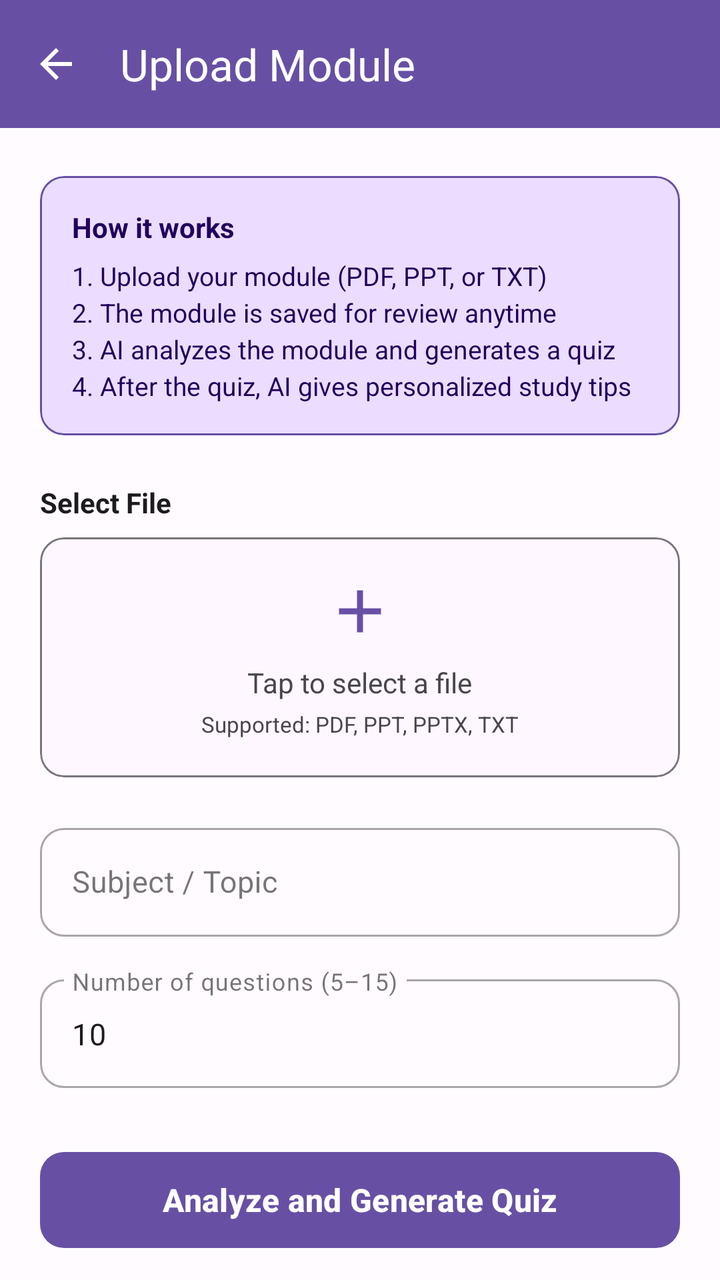
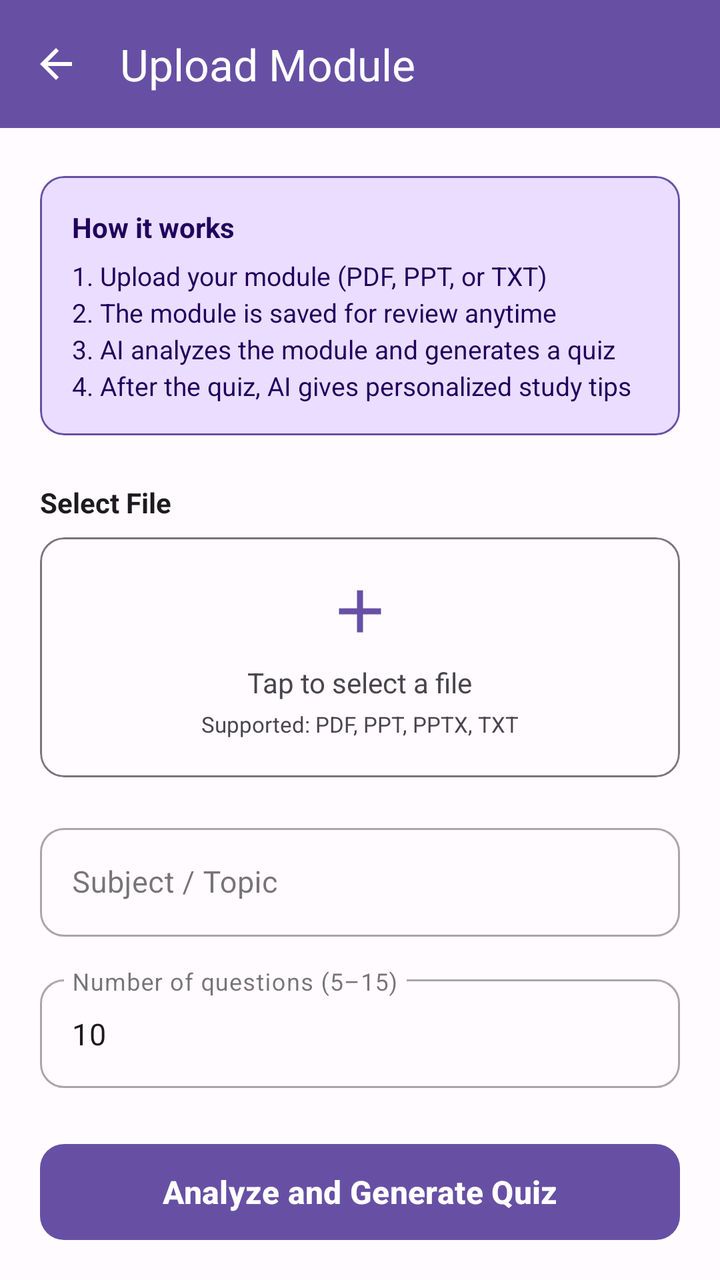

Before-and-after screenshots of an Android layout around one commit, followed by the original layout XML and the change that was made.
<!-- AndroidManifest.xml: application theme Theme.StudySyncproject -->
<!-- res/layout/activity_upload_module.xml -->
<?xml version="1.0" encoding="utf-8"?>
<LinearLayout xmlns:android="http://schemas.android.com/apk/res/android"
    xmlns:app="http://schemas.android.com/apk/res-auto"
    android:layout_width="match_parent"
    android:layout_height="match_parent"
    android:background="@color/background"
    android:orientation="vertical">

    <com.google.android.material.appbar.MaterialToolbar
        android:id="@+id/toolbar"
        android:layout_width="match_parent"
        android:layout_height="?attr/actionBarSize"
        android:background="@color/primary"
        app:navigationIcon="@drawable/ic_arrow_back"
        app:navigationIconTint="@color/on_primary"
        app:title="Upload Module"
        app:titleTextColor="@color/on_primary" />

    <ScrollView
        android:layout_width="match_parent"
        android:layout_height="0dp"
        android:layout_weight="1"
        android:fillViewport="true"
        android:scrollbars="none">

        <LinearLayout
            android:layout_width="match_parent"
            android:layout_height="wrap_content"
            android:orientation="vertical"
            android:paddingHorizontal="20dp"
            android:paddingTop="24dp"
            android:paddingBottom="32dp">

            
            <com.google.android.material.card.MaterialCardView
                android:layout_width="match_parent"
                android:layout_height="wrap_content"
                android:layout_marginBottom="24dp"
                app:cardBackgroundColor="@color/primary_container"
                app:cardCornerRadius="12dp"
                app:cardElevation="0dp"
                app:strokeColor="@color/primary"
                app:strokeWidth="1dp">

                <LinearLayout
                    android:layout_width="match_parent"
                    android:layout_height="wrap_content"
                    android:orientation="vertical"
                    android:padding="16dp">

                    <TextView
                        android:layout_width="wrap_content"
                        android:layout_height="wrap_content"
                        android:layout_marginBottom="6dp"
                        android:text="How it works"
                        android:textColor="@color/on_primary_container"
                        android:textSize="14sp"
                        android:textStyle="bold" />

                    <TextView
                        android:layout_width="wrap_content"
                        android:layout_height="wrap_content"
                        android:lineSpacingExtra="3dp"
                        android:text="1. Upload your module (PDF, PPT, or TXT)\n2. The module is saved for review anytime\n3. AI analyzes the module and generates a quiz\n4. After the quiz, AI gives personalized study tips"
                        android:textColor="@color/on_primary_container"
                        android:textSize="13sp" />
                </LinearLayout>
            </com.google.android.material.card.MaterialCardView>

            
            <TextView
                android:layout_width="wrap_content"
                android:layout_height="wrap_content"
                android:layout_marginBottom="8dp"
                android:text="Select File"
                android:textColor="@color/text_primary"
                android:textSize="14sp"
                android:textStyle="bold" />

            <com.google.android.material.card.MaterialCardView
                android:id="@+id/card_pick_file"
                android:layout_width="match_parent"
                android:layout_height="120dp"
                android:layout_marginBottom="20dp"
                android:clickable="true"
                android:focusable="true"
                app:cardCornerRadius="12dp"
                app:cardElevation="0dp"
                app:strokeColor="@color/outline"
                app:strokeWidth="1dp">

                <LinearLayout
                    android:layout_width="match_parent"
                    android:layout_height="match_parent"
                    android:gravity="center"
                    android:orientation="vertical">

                    <ImageView
                        android:layout_width="36dp"
                        android:layout_height="36dp"
                        android:layout_marginBottom="8dp"
                        android:contentDescription="Pick file"
                        android:src="@drawable/ic_add"
                        android:tint="@color/primary" />

                    <TextView
                        android:id="@+id/tv_file_name"
                        android:layout_width="wrap_content"
                        android:layout_height="wrap_content"
                        android:text="Tap to select a file"
                        android:textColor="@color/text_secondary"
                        android:textSize="14sp" />

                    <TextView
                        android:layout_width="wrap_content"
                        android:layout_height="wrap_content"
                        android:layout_marginTop="4dp"
                        android:text="Supported: PDF, PPT, PPTX, TXT"
                        android:textColor="@color/text_secondary"
                        android:textSize="11sp" />
                </LinearLayout>
            </com.google.android.material.card.MaterialCardView>

            
            <com.google.android.material.textfield.TextInputLayout
                style="@style/Widget.MaterialComponents.TextInputLayout.OutlinedBox"
                android:layout_width="match_parent"
                android:layout_height="wrap_content"
                android:layout_marginBottom="16dp"
                android:hint="Subject / Topic"
                app:boxCornerRadiusBottomEnd="12dp"
                app:boxCornerRadiusBottomStart="12dp"
                app:boxCornerRadiusTopEnd="12dp"
                app:boxCornerRadiusTopStart="12dp">

                <com.google.android.material.textfield.TextInputEditText
                    android:id="@+id/et_subject"
                    android:layout_width="match_parent"
                    android:layout_height="wrap_content"
                    android:imeOptions="actionDone"
                    android:inputType="text"
                    android:textSize="15sp" />
            </com.google.android.material.textfield.TextInputLayout>

            
            <com.google.android.material.textfield.TextInputLayout
                style="@style/Widget.MaterialComponents.TextInputLayout.OutlinedBox"
                android:layout_width="match_parent"
                android:layout_height="wrap_content"
                android:layout_marginBottom="28dp"
                android:hint="Number of questions (5–15)"
                app:boxCornerRadiusBottomEnd="12dp"
                app:boxCornerRadiusBottomStart="12dp"
                app:boxCornerRadiusTopEnd="12dp"
                app:boxCornerRadiusTopStart="12dp">

                <com.google.android.material.textfield.TextInputEditText
                    android:id="@+id/et_question_count"
                    android:layout_width="match_parent"
                    android:layout_height="wrap_content"
                    android:inputType="number"
                    android:text="10"
                    android:textSize="15sp" />
            </com.google.android.material.textfield.TextInputLayout>

            
            <com.google.android.material.button.MaterialButton
                android:id="@+id/btn_generate"
                android:layout_width="match_parent"
                android:layout_height="56dp"
                android:text="Analyze and Generate Quiz"
                android:textColor="@color/on_primary"
                android:textSize="16sp"
                android:textStyle="bold"
                app:backgroundTint="@color/primary"
                app:cornerRadius="12dp" />

            
            <LinearLayout
                android:id="@+id/layout_loading"
                android:layout_width="match_parent"
                android:layout_height="wrap_content"
                android:layout_marginTop="24dp"
                android:gravity="center"
                android:orientation="vertical"
                android:visibility="gone">

                <ProgressBar
                    android:layout_width="48dp"
                    android:layout_height="48dp"
                    android:layout_marginBottom="12dp"
                    android:indeterminate="true" />

                <TextView
                    android:id="@+id/tv_loading_status"
                    android:layout_width="wrap_content"
                    android:layout_height="wrap_content"
                    android:text="Analyzing your module..."
                    android:textColor="@color/text_secondary"
                    android:textSize="14sp" />
            </LinearLayout>

        </LinearLayout>
    </ScrollView>
</LinearLayout>
<!-- resources referenced by this layout -->
<resources>
  <color name="background">#FFFBFE</color>
  <color name="on_primary">#FFFFFF</color>
  <color name="on_primary_container">#21005D</color>
  <color name="outline">#79747E</color>
  <color name="primary">#6750A4</color>
  <color name="primary_container">#EADDFF</color>
  <color name="text_primary">#1C1B1F</color>
  <color name="text_secondary">#49454F</color>
  <!-- drawable ic_add (drawable) -->
  <vector xmlns:android="http://schemas.android.com/apk/res/android"
      android:width="24dp"
      android:height="24dp"
      android:viewportWidth="24"
      android:viewportHeight="24"
      android:tint="?attr/colorControlNormal">
    <path
        android:fillColor="@android:color/white"
        android:pathData="M19,13h-6v6h-2v-6H5v-2h6V5h2v6h6v2z"/>
  </vector>
  <!-- drawable ic_arrow_back (drawable) -->
  <vector xmlns:android="http://schemas.android.com/apk/res/android"
      android:width="24dp"
      android:height="24dp"
      android:viewportWidth="24"
      android:viewportHeight="24">
      <path
          android:fillColor="@android:color/white"
          android:pathData="M20,11L7.83,11l5.59,-5.59L12,4l-8,8 8,8 1.41,-1.41L7.83,13L20,13z" />
  </vector>
  <style name="Theme.StudySyncproject" parent="Base.Theme.StudySyncproject" />
  <style name="Base.Theme.StudySyncproject" parent="Theme.Material3.DayNight.NoActionBar">
          <item name="colorPrimary">@color/primary</item>
          <item name="colorPrimaryDark">@color/primary_dark</item>
      </style>
  <color name="primary_dark">#4F378B</color>
</resources>

<!-- the commit's change to res/layout/activity_upload_module.xml (unified diff, before → after) -->
@@ -27,17 +27,17 @@
             android:layout_width="match_parent"
             android:layout_height="wrap_content"
             android:orientation="vertical"
-            android:paddingHorizontal="20dp"
-            android:paddingTop="24dp"
-            android:paddingBottom="32dp">
+            android:paddingHorizontal="@dimen/space_xl"
+            android:paddingTop="@dimen/space_2xl"
+            android:paddingBottom="@dimen/space_3xl">
 
             
             <com.google.android.material.card.MaterialCardView
                 android:layout_width="match_parent"
                 android:layout_height="wrap_content"
-                android:layout_marginBottom="24dp"
+                android:layout_marginBottom="@dimen/space_2xl"
                 app:cardBackgroundColor="@color/primary_container"
-                app:cardCornerRadius="12dp"
+                app:cardCornerRadius="@dimen/radius_md"
                 app:cardElevation="0dp"
                 app:strokeColor="@color/primary"
                 app:strokeWidth="1dp">
@@ -71,7 +71,7 @@
             <TextView
                 android:layout_width="wrap_content"
                 android:layout_height="wrap_content"
-                android:layout_marginBottom="8dp"
+                android:layout_marginBottom="@dimen/space_sm"
                 android:text="Select File"
                 android:textColor="@color/text_primary"
                 android:textSize="14sp"
@@ -81,10 +81,10 @@
                 android:id="@+id/card_pick_file"
                 android:layout_width="match_parent"
                 android:layout_height="120dp"
-                android:layout_marginBottom="20dp"
+                android:layout_marginBottom="@dimen/space_xl"
                 android:clickable="true"
                 android:focusable="true"
-                app:cardCornerRadius="12dp"
+                app:cardCornerRadius="@dimen/radius_md"
                 app:cardElevation="0dp"
                 app:strokeColor="@color/outline"
                 app:strokeWidth="1dp">
@@ -123,10 +123,10 @@
 
             
             <com.google.android.material.textfield.TextInputLayout
-                style="@style/Widget.MaterialComponents.TextInputLayout.OutlinedBox"
-                android:layout_width="match_parent"
-                android:layout_height="wrap_content"
-                android:layout_marginBottom="16dp"
+                style="@style/Widget.StudySync.TextInputLayout"
+                android:layout_width="match_parent"
+                android:layout_height="wrap_content"
+                android:layout_marginBottom="@dimen/space_lg"
                 android:hint="Subject / Topic"
                 app:boxCornerRadiusBottomEnd="12dp"
                 app:boxCornerRadiusBottomStart="12dp"
@@ -144,10 +144,10 @@
 
             
             <com.google.android.material.textfield.TextInputLayout
-                style="@style/Widget.MaterialComponents.TextInputLayout.OutlinedBox"
-                android:layout_width="match_parent"
-                android:layout_height="wrap_content"
-                android:layout_marginBottom="28dp"
+                style="@style/Widget.StudySync.TextInputLayout"
+                android:layout_width="match_parent"
+                android:layout_height="wrap_content"
+                android:layout_marginBottom="@dimen/space_2xl"
                 android:hint="Number of questions (5–15)"
                 app:boxCornerRadiusBottomEnd="12dp"
                 app:boxCornerRadiusBottomStart="12dp"
@@ -166,6 +166,7 @@
             
             <com.google.android.material.button.MaterialButton
                 android:id="@+id/btn_generate"
+                style="@style/Widget.StudySync.Button.Primary"
                 android:layout_width="match_parent"
                 android:layout_height="56dp"
                 android:text="Analyze and Generate Quiz"
@@ -173,14 +174,14 @@
                 android:textSize="16sp"
                 android:textStyle="bold"
                 app:backgroundTint="@color/primary"
-                app:cornerRadius="12dp" />
+                app:cornerRadius="@dimen/radius_md" />
 
             
             <LinearLayout
                 android:id="@+id/layout_loading"
                 android:layout_width="match_parent"
                 android:layout_height="wrap_content"
-                android:layout_marginTop="24dp"
+                android:layout_marginTop="@dimen/space_2xl"
                 android:gravity="center"
                 android:orientation="vertical"
                 android:visibility="gone">
<!-- resource entries referenced after the edit -->
@@ -8,6 +8,12 @@
   <color name="primary_container">#EADDFF</color>
   <color name="text_primary">#1C1B1F</color>
   <color name="text_secondary">#49454F</color>
+  <dimen name="radius_md">12dp</dimen>
+  <dimen name="space_2xl">24dp</dimen>
+  <dimen name="space_3xl">32dp</dimen>
+  <dimen name="space_lg">16dp</dimen>
+  <dimen name="space_sm">8dp</dimen>
+  <dimen name="space_xl">20dp</dimen>
   <!-- drawable ic_add (drawable) -->
   <vector xmlns:android="http://schemas.android.com/apk/res/android"
       android:width="24dp"
@@ -29,11 +35,35 @@
           android:fillColor="@android:color/white"
           android:pathData="M20,11L7.83,11l5.59,-5.59L12,4l-8,8 8,8 1.41,-1.41L7.83,13L20,13z" />
   </vector>
+  <style name="Widget.StudySync.Button.Primary" parent="Widget.Material3.Button">
+          <item name="android:layout_height">@dimen/button_height</item>
+          <item name="cornerRadius">@dimen/radius_md</item>
+          <item name="backgroundTint">@color/primary</item>
+          <item name="android:textColor">@color/on_primary</item>
+      </style>
+  <style name="Widget.StudySync.TextInputLayout" parent="Widget.MaterialComponents.TextInputLayout.OutlinedBox">
+          <item name="boxCornerRadiusTopStart">@dimen/radius_md</item>
+          <item name="boxCornerRadiusTopEnd">@dimen/radius_md</item>
+          <item name="boxCornerRadiusBottomStart">@dimen/radius_md</item>
+          <item name="boxCornerRadiusBottomEnd">@dimen/radius_md</item>
+          <item name="hintTextColor">@color/text_secondary</item>
+      </style>
   <style name="Theme.StudySyncproject" parent="Base.Theme.StudySyncproject" />
+  <dimen name="button_height">52dp</dimen>
   <style name="Base.Theme.StudySyncproject" parent="Theme.Material3.DayNight.NoActionBar">
           <item name="colorPrimary">@color/primary</item>
+          <item name="colorOnPrimary">@color/on_primary</item>
+          <item name="colorSecondary">@color/secondary</item>
+          <item name="colorOnSecondary">@color/on_secondary</item>
+          <item name="colorSurface">@color/surface</item>
+          <item name="android:colorBackground">@color/background</item>
+          <item name="colorError">@color/error</item>
           <item name="colorPrimaryDark">@color/primary_dark</item>
       </style>
+  <color name="secondary">#625B71</color>
+  <color name="on_secondary">#FFFFFF</color>
+  <color name="surface">#FFFBFE</color>
+  <color name="error">#B3261E</color>
   <color name="primary_dark">#4F378B</color>
 </resources>
 
